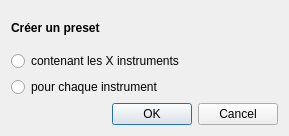
Before: the Qt Designer form sources/dialogs/dialogcreateelements.ui in davy7125/polyphone, drawn with Qt 5.
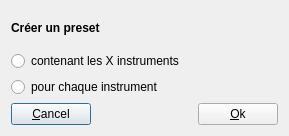
After: the same form once the commit is applied. Icons and pictures are not drawn.

Diff of the .ui file:
```diff
--- a/sources/dialogs/dialogcreateelements.ui
+++ b/sources/dialogs/dialogcreateelements.ui
@@ -95,14 +95,35 @@
     </widget>
    </item>
    <item>
-    <widget class="QDialogButtonBox" name="buttonBox">
-     <property name="orientation">
-      <enum>Qt::Horizontal</enum>
-     </property>
-     <property name="standardButtons">
-      <set>QDialogButtonBox::Cancel|QDialogButtonBox::Ok</set>
-     </property>
-    </widget>
+    <layout class="QHBoxLayout" name="horizontalLayout">
+     <item>
+      <widget class="QPushButton" name="pushCancel">
+       <property name="text">
+        <string>&amp;Cancel</string>
+       </property>
+      </widget>
+     </item>
+     <item>
+      <spacer name="horizontalSpacer">
+       <property name="orientation">
+        <enum>Qt::Horizontal</enum>
+       </property>
+       <property name="sizeHint" stdset="0">
+        <size>
+         <width>40</width>
+         <height>20</height>
+        </size>
+       </property>
+      </spacer>
+     </item>
+     <item>
+      <widget class="QPushButton" name="pushOk">
+       <property name="text">
+        <string>&amp;Ok</string>
+       </property>
+      </widget>
+     </item>
+    </layout>
    </item>
   </layout>
  </widget>
```
Left out of the diff: 35 changed lines with no effect on the pictures.
